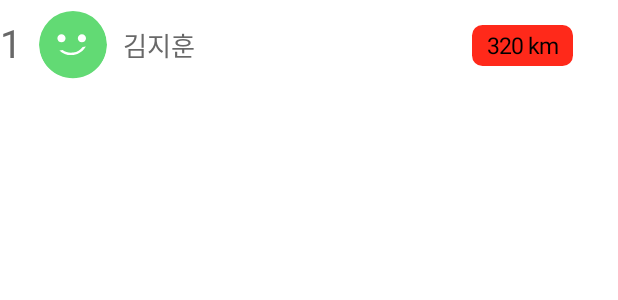
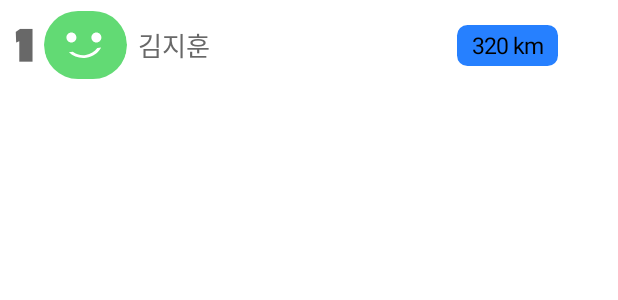
Before and after one commit to potential1205/starting-line, an Android app built with Jetpack Compose: the @Preview function FriendListItemPreview, on a phone screen of 412 x 824 dp. Shown: the top 300 px of the screen. Run offline under Robolectric (Android 15) with nearby library versions, the phone set to English and light mode, and no system bars; pictures from the network do not load; Roboto replaces fonts that are not available here.

Commit message:
fix: '친구 목록' 화면 수정 중 [S12P11A808-364]

```diff
--- a/app/src/main/java/com/example/gogoma/ui/components/FriendListItem.kt
+++ b/app/src/main/java/com/example/gogoma/ui/components/FriendListItem.kt
@@ -41,7 +41,7 @@ fun FriendListItem(friendResponse: FriendResponse) {
         modifier = Modifier
             .width(382.dp)
             .height(60.dp)
-            .padding(top = 2.dp, bottom = 2.dp),
+            .padding(vertical = 5.dp, horizontal = 10.dp),
         horizontalArrangement = Arrangement.SpaceBetween,
         verticalAlignment = Alignment.CenterVertically,
     ) {
@@ -57,6 +57,7 @@ fun FriendListItem(friendResponse: FriendResponse) {
                 text = "${friendResponse.rank}",
                 style = TextStyle(
                     fontSize = 26.sp,
+                    fontFamily = MaterialTheme.typography.displayLarge.fontFamily,
                     color = MaterialTheme.colorScheme.onBackground,
                     textAlign = TextAlign.Center,
                 )
@@ -82,7 +83,7 @@ fun FriendListItem(friendResponse: FriendResponse) {
                 contentDescription = "image description",
                 contentScale = ContentScale.Crop,
                 modifier = Modifier
-                    .size(45.dp)
+                    .size(55.dp)
                     .clip(CircleShape)
             )
             Text(
@@ -99,7 +100,7 @@ fun FriendListItem(friendResponse: FriendResponse) {
             modifier = Modifier
                 .wrapContentWidth()
                 .height(27.dp)
-                .background(color = MaterialTheme.colorScheme.secondary, shape = RoundedCornerShape(size = 7.dp))
+                .background(color = MaterialTheme.colorScheme.primary, shape = RoundedCornerShape(size = 7.dp))
                 .padding(start = 10.dp, top = 5.dp, end = 10.dp, bottom = 5.dp),
             horizontalArrangement = Arrangement.spacedBy(4.dp, Alignment.CenterHorizontally),
             verticalAlignment = Alignment.CenterVertically,
```
